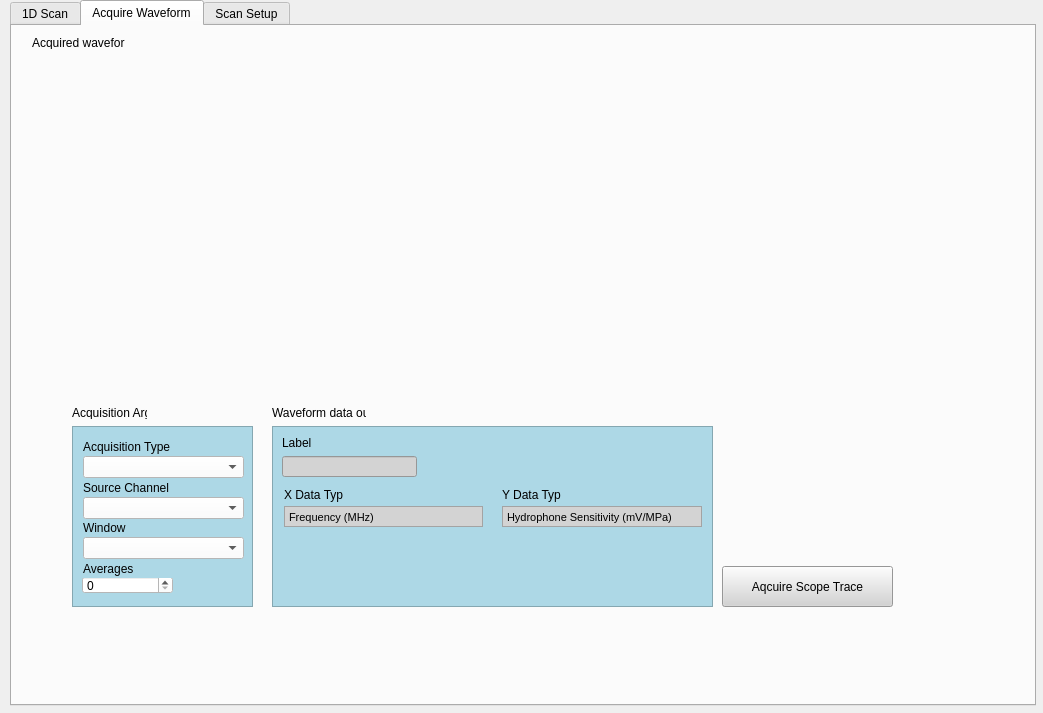
Qt form Widget_Library/widget_scan.ui (8foldrepo/RF_Balance_Profound) before a commit.
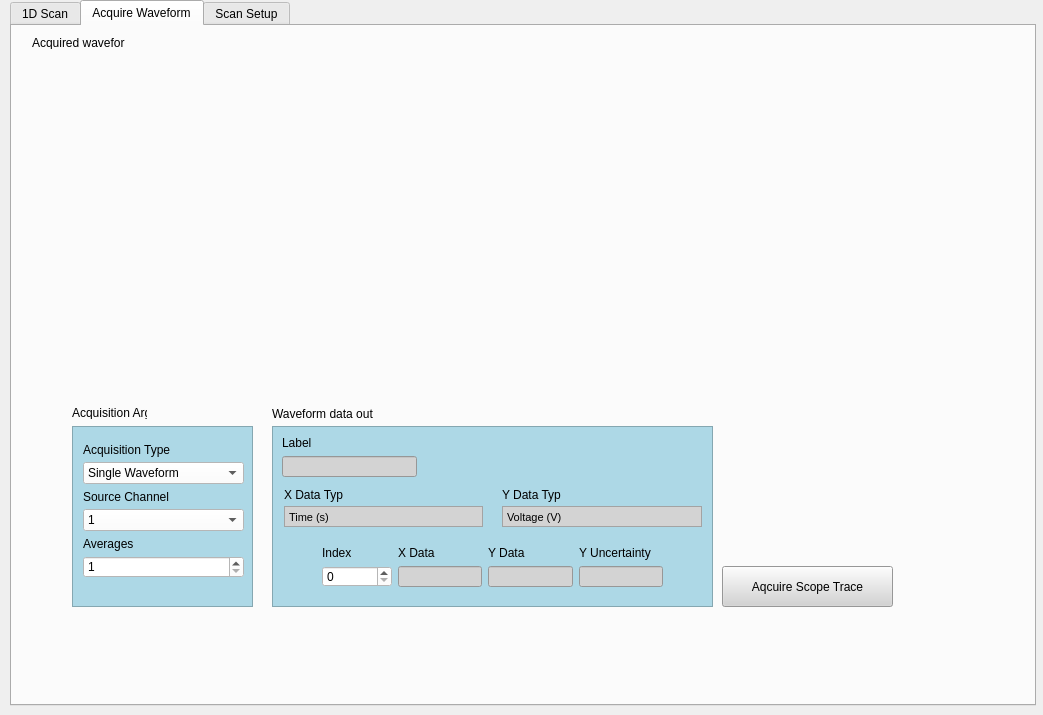
The same form after that commit. The open tabs and pages were chosen to show the change. Custom widgets are drawn as their Qt base class.

Commit message: Tested prebuilt methods and added to scan tab

```diff
--- a/Widget_Library/widget_scan.ui
+++ b/Widget_Library/widget_scan.ui
@@ -7,7 +7,7 @@
     <x>0</x>
     <y>0</y>
     <width>1043</width>
-    <height>713</height>
+    <height>715</height>
    </rect>
   </property>
   <property name="windowTitle">
@@ -23,7 +23,7 @@
     </rect>
    </property>
    <property name="currentIndex">
-    <number>0</number>
+    <number>1</number>
    </property>
    <widget class="QWidget" name="one_dimension_scan_tab">
     <attribute name="title">
@@ -123,19 +123,6 @@
      <property name="frameShadow">
       <enum>QFrame::Plain</enum>
      </property>
-     <widget class="QSpinBox" name="averages_spin_box">
-      <property name="geometry">
-       <rect>
-        <x>10</x>
-        <y>150</y>
-        <width>91</width>
-        <height>18</height>
-       </rect>
-      </property>
-      <property name="styleSheet">
-       <string notr="true">background:white</string>
-      </property>
-     </widget>
      <widget class="QWidget" name="layoutWidget">
       <property name="geometry">
        <rect>
@@ -161,6 +148,16 @@
          <property name="styleSheet">
           <string notr="true">background:white</string>
          </property>
+         <item>
+          <property name="text">
+           <string>Single Waveform</string>
+          </property>
+         </item>
+         <item>
+          <property name="text">
+           <string>N Averaged Waveform</string>
+          </property>
+         </item>
         </widget>
        </item>
        <item>
@@ -175,20 +172,16 @@
          <property name="styleSheet">
           <string notr="true">background:white</string>
          </property>
-        </widget>
-       </item>
        <item>
-        <widget class="QLabel" name="label_36">
          <property name="text">
-          <string>Window</string>
-         </property>
-        </widget>
+           <string>1</string>
+          </property>
        </item>
        <item>
-        <widget class="QComboBox" name="window_combo_box">
-         <property name="styleSheet">
-          <string notr="true">background:white</string>
-         </property>
+          <property name="text">
+           <string>2</string>
+          </property>
+         </item>
         </widget>
        </item>
        <item>
@@ -198,6 +191,16 @@
          </property>
         </widget>
        </item>
+       <item>
+        <widget class="QSpinBox" name="averages_spin_box">
+         <property name="styleSheet">
+          <string notr="true">background:white</string>
+         </property>
+         <property name="minimum">
+          <number>1</number>
+         </property>
+        </widget>
+       </item>
       </layout>
      </widget>
     </widget>
@@ -210,6 +213,12 @@
        <height>181</height>
       </rect>
      </property>
+     <property name="minimumSize">
+      <size>
+       <width>55</width>
+       <height>0</height>
+      </size>
+     </property>
      <property name="styleSheet">
       <string notr="true">background:lightblue</string>
      </property>
@@ -265,7 +274,7 @@
 &lt;html&gt;&lt;head&gt;&lt;meta name=&quot;qrichtext&quot; content=&quot;1&quot; /&gt;&lt;style type=&quot;text/css&quot;&gt;
 p, li { white-space: pre-wrap; }
 &lt;/style&gt;&lt;/head&gt;&lt;body style=&quot; font-family:'MS Shell Dlg 2'; font-size:8.25pt; font-weight:400; font-style:normal;&quot;&gt;
-&lt;p style=&quot; margin-top:0px; margin-bottom:0px; margin-left:0px; margin-right:0px; -qt-block-indent:0; text-indent:0px;&quot;&gt;Frequency (MHz)&lt;/p&gt;&lt;/body&gt;&lt;/html&gt;</string>
+&lt;p style=&quot; margin-top:0px; margin-bottom:0px; margin-left:0px; margin-right:0px; -qt-block-indent:0; text-indent:0px;&quot;&gt;Time (s)&lt;/p&gt;&lt;/body&gt;&lt;/html&gt;</string>
       </property>
      </widget>
      <widget class="QTextBrowser" name="y_data_type_view">
@@ -288,7 +297,7 @@
 &lt;html&gt;&lt;head&gt;&lt;meta name=&quot;qrichtext&quot; content=&quot;1&quot; /&gt;&lt;style type=&quot;text/css&quot;&gt;
 p, li { white-space: pre-wrap; }
 &lt;/style&gt;&lt;/head&gt;&lt;body style=&quot; font-family:'MS Shell Dlg 2'; font-size:8.25pt; font-weight:400; font-style:normal;&quot;&gt;
-&lt;p style=&quot; margin-top:0px; margin-bottom:0px; margin-left:0px; margin-right:0px; -qt-block-indent:0; text-indent:0px;&quot;&gt;Hydrophone Sensitivity (mV/MPa)&lt;/p&gt;&lt;/body&gt;&lt;/html&gt;</string>
+&lt;p style=&quot; margin-top:0px; margin-bottom:0px; margin-left:0px; margin-right:0px; -qt-block-indent:0; text-indent:0px;&quot;&gt;Voltage (V)&lt;/p&gt;&lt;/body&gt;&lt;/html&gt;</string>
       </property>
      </widget>
      <widget class="QWidget" name="layoutWidget_2">
@@ -310,6 +319,9 @@
        </item>
        <item>
         <widget class="QLineEdit" name="label_line_edit">
+         <property name="enabled">
+          <bool>false</bool>
+         </property>
          <property name="styleSheet">
           <string notr="true">background:lightgrey</string>
          </property>
@@ -317,67 +329,31 @@
        </item>
       </layout>
      </widget>
-     <widget class="QWidget" name="layoutWidget_3">
+     <widget class="QWidget" name="">
       <property name="geometry">
        <rect>
-        <x>10</x>
+        <x>50</x>
         <y>120</y>
-        <width>421</width>
-        <height>43</height>
+        <width>341</width>
+        <height>41</height>
        </rect>
       </property>
-      <layout class="QHBoxLayout" name="x_y_data_uncertainty_horz">
-       <property name="spacing">
-        <number>59</number>
-       </property>
-       <item>
         <layout class="QGridLayout" name="x_data_grid">
-         <item row="0" column="0">
+       <item row="0" column="1">
           <widget class="QLabel" name="label_41">
            <property name="text">
             <string>X Data</string>
            </property>
           </widget>
          </item>
-         <item row="1" column="0">
-          <widget class="QSpinBox" name="x_data_spin_box">
-           <property name="styleSheet">
-            <string notr="true">background:white</string>
-           </property>
-          </widget>
-         </item>
-         <item row="1" column="1">
-          <widget class="QLineEdit" name="x_data_view">
-           <property name="enabled">
-            <bool>false</bool>
-           </property>
-           <property name="styleSheet">
-            <string notr="true">background:lightgrey</string>
-           </property>
-           <property name="text">
-            <string/>
-           </property>
-          </widget>
-         </item>
-        </layout>
-       </item>
-       <item>
-        <layout class="QGridLayout" name="gridLayout_11">
-         <item row="0" column="0">
+       <item row="0" column="2">
           <widget class="QLabel" name="label_42">
            <property name="text">
             <string>Y Data</string>
            </property>
           </widget>
          </item>
-         <item row="1" column="0">
-          <widget class="QSpinBox" name="y_data_spin_box">
-           <property name="styleSheet">
-            <string notr="true">background:white</string>
-           </property>
-          </widget>
-         </item>
-         <item row="1" column="1">
+       <item row="1" column="2">
           <widget class="QLineEdit" name="y_data_view">
            <property name="enabled">
             <bool>false</bool>
@@ -390,25 +366,43 @@
            </property>
           </widget>
          </item>
-        </layout>
+       <item row="1" column="0">
+        <widget class="QSpinBox" name="index_spinbox">
+         <property name="minimumSize">
+          <size>
+           <width>70</width>
+           <height>0</height>
+          </size>
+         </property>
+         <property name="styleSheet">
+          <string notr="true">background:white</string>
+         </property>
+         <property name="maximum">
+          <number>1000000000</number>
+         </property>
+        </widget>
        </item>
-       <item>
-        <layout class="QGridLayout" name="gridLayout_12">
-         <item row="0" column="0" colspan="2">
+       <item row="1" column="1">
+        <widget class="QLineEdit" name="x_data_view">
+         <property name="enabled">
+          <bool>false</bool>
+         </property>
+         <property name="styleSheet">
+          <string notr="true">background:lightgrey</string>
+         </property>
+         <property name="text">
+          <string/>
+         </property>
+        </widget>
+       </item>
+       <item row="0" column="3">
           <widget class="QLabel" name="label_43">
            <property name="text">
             <string>Y Uncertainty</string>
            </property>
           </widget>
          </item>
-         <item row="1" column="0">
-          <widget class="QSpinBox" name="y_uncertainty_spin_box">
-           <property name="styleSheet">
-            <string notr="true">background:white</string>
-           </property>
-          </widget>
-         </item>
-         <item row="1" column="1">
+       <item row="1" column="3">
           <widget class="QLineEdit" name="y_uncertainty_view">
            <property name="enabled">
             <bool>false</bool>
@@ -421,7 +415,12 @@
            </property>
           </widget>
          </item>
-        </layout>
+       <item row="0" column="0">
+        <widget class="QLabel" name="label">
+         <property name="text">
+          <string>Index</string>
+         </property>
+        </widget>
        </item>
       </layout>
      </widget>
@@ -431,8 +430,8 @@
       <rect>
        <x>260</x>
        <y>380</y>
-       <width>94</width>
-       <height>13</height>
+       <width>201</width>
+       <height>16</height>
       </rect>
      </property>
      <property name="text">
```
Lines whose indentation alone changed are shown as unchanged. The commit also changes 18 other files.
